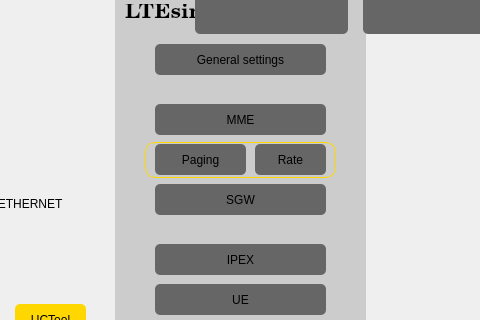
The window that LTEsimGeneratorGUI/Ui/Windows/trafficmap.ui (moniss23/junit4) describes before a commit, drawn with Qt 5; both pictures show x 205 to 685 and y 176 to 496 of the 800 by 600 pixel window.
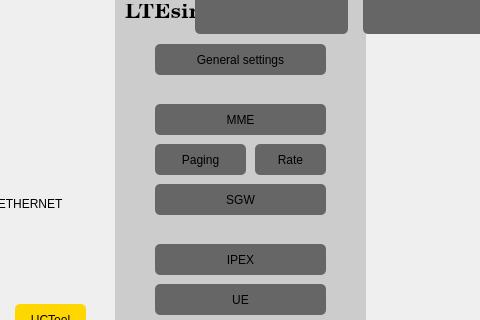
The same window after the commit. Icons and pictures are not drawn.

Commit message: remove paging frame

```diff
--- a/LTEsimGeneratorGUI/Ui/Windows/trafficmap.ui
+++ b/LTEsimGeneratorGUI/Ui/Windows/trafficmap.ui
@@ -739,34 +739,6 @@
         <string>Rate</string>
        </property>
       </widget>
-      <widget class="QLabel" name="label_5">
-       <property name="geometry">
-        <rect>
-         <x>30</x>
-         <y>158</y>
-         <width>191</width>
-         <height>36</height>
-        </rect>
-       </property>
-       <property name="styleSheet">
-        <string notr="true">color: #000;
-border-radius: 10px;
-border: 1px solid #ffd700;</string>
-       </property>
-       <property name="text">
-        <string/>
-       </property>
-      </widget>
-      <zorder>label_5</zorder>
-      <zorder>lblLTEsim</zorder>
-      <zorder>ipexButton</zorder>
-      <zorder>ubSimButton</zorder>
-      <zorder>mmeButton</zorder>
-      <zorder>sgwButton</zorder>
-      <zorder>pagingButton</zorder>
-      <zorder>ueButton</zorder>
-      <zorder>generalSettingsButton</zorder>
-      <zorder>PagingRateButton</zorder>
      </widget>
      <zorder>label_12</zorder>
      <zorder>label</zorder>
```
Left out of the diff: 2 changed lines with no effect on the pictures.
